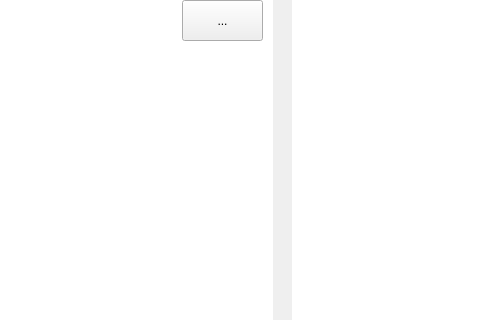
Before: the Qt Designer form formsocial.ui in symphony701/Trabajo_AED, drawn with Qt 5; both pictures show x 408 to 888 and y 240 to 560 of the 982 by 661 pixel window.
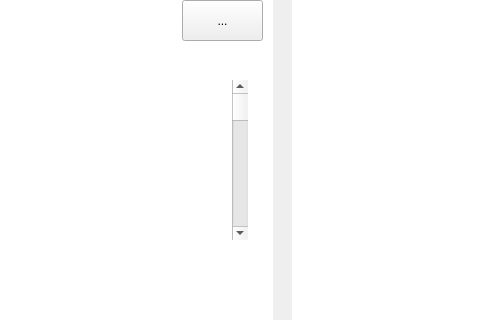
After: the same form once the commit is applied. Icons and pictures are not drawn.

What changed in the file:
```diff
--- a/formsocial.ui
+++ b/formsocial.ui
@@ -354,6 +354,19 @@
     </rect>
    </property>
   </widget>
+  <widget class="QScrollBar" name="verticalScrollBar">
+   <property name="geometry">
+    <rect>
+     <x>640</x>
+     <y>320</y>
+     <width>16</width>
+     <height>160</height>
+    </rect>
+   </property>
+   <property name="orientation">
+    <enum>Qt::Vertical</enum>
+   </property>
+  </widget>
   <zorder>label_3</zorder>
   <zorder>label</zorder>
   <zorder>label_2</zorder>
@@ -373,6 +386,7 @@
   <zorder>label_12</zorder>
   <zorder>pushButton_7</zorder>
   <zorder>textEdit</zorder>
+  <zorder>verticalScrollBar</zorder>
  </widget>
  <resources>
   <include location="imagen.qrc"/>
```
